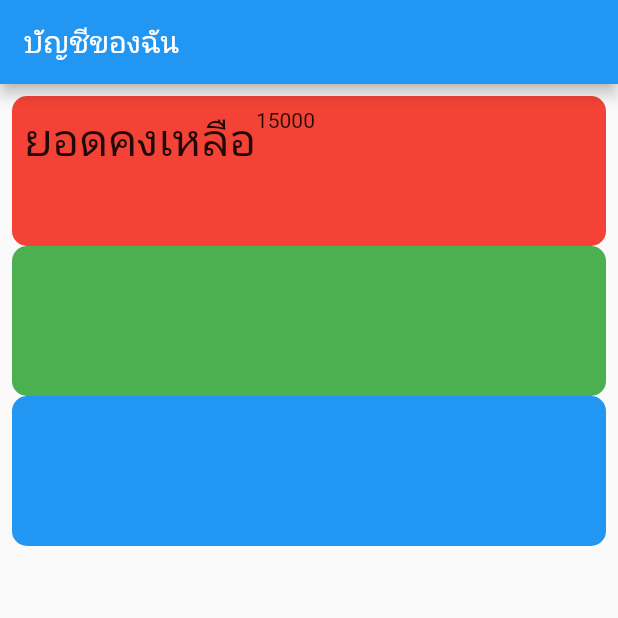
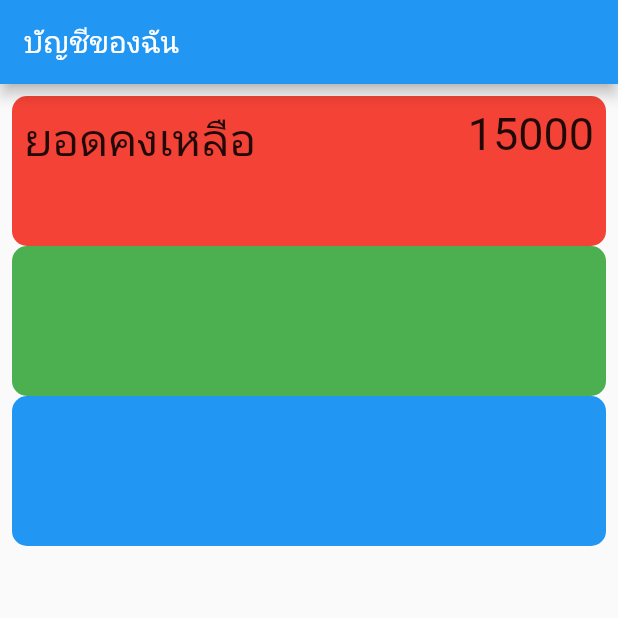
Before and after one commit to JessieDev1996/flutter_test, a Flutter app: the screen it shows after launch, on a phone screen of 412 x 824 dp, the top half of it. Run offline on Flutter 3.47's test engine with Material 2 defaults, Android fonts, the phone set to English and light mode, and no system bars.

Commit message:
Expanded Widget

```diff
--- a/lib/main.dart
+++ b/lib/main.dart
@@ -51,7 +51,12 @@ class _MyHomePageState extends State<MyHomePage> {
                     "ยอดคงเหลือ",
                     style: TextStyle(fontSize: 30),
                   ),
-                  Text("15000")
+                  Expanded(
+                      child: Text(
+                    "15000",
+                    style: TextStyle(fontSize: 30),
+                    textAlign: TextAlign.right,
+                  ))
                 ],
                 crossAxisAlignment: CrossAxisAlignment.start,
               ),
```
